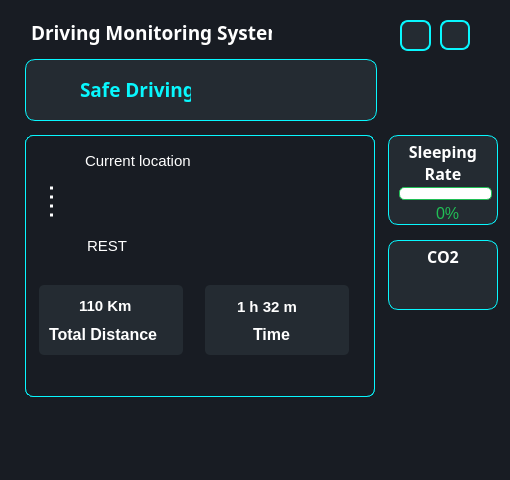
Above: dms_client/ui/monitorpage.ui from veda-team4/dms before the change. Below: the same form after it.
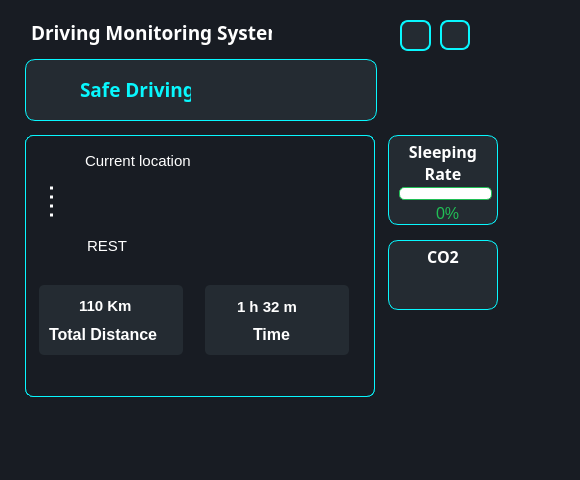
That is the form after the change. Icons and pictures are not drawn.

```diff
--- a/dms_client/ui/monitorpage.ui
+++ b/dms_client/ui/monitorpage.ui
@@ -6,7 +6,7 @@
    <rect>
     <x>0</x>
     <y>0</y>
-    <width>510</width>
+    <width>580</width>
     <height>480</height>
    </rect>
   </property>
```
